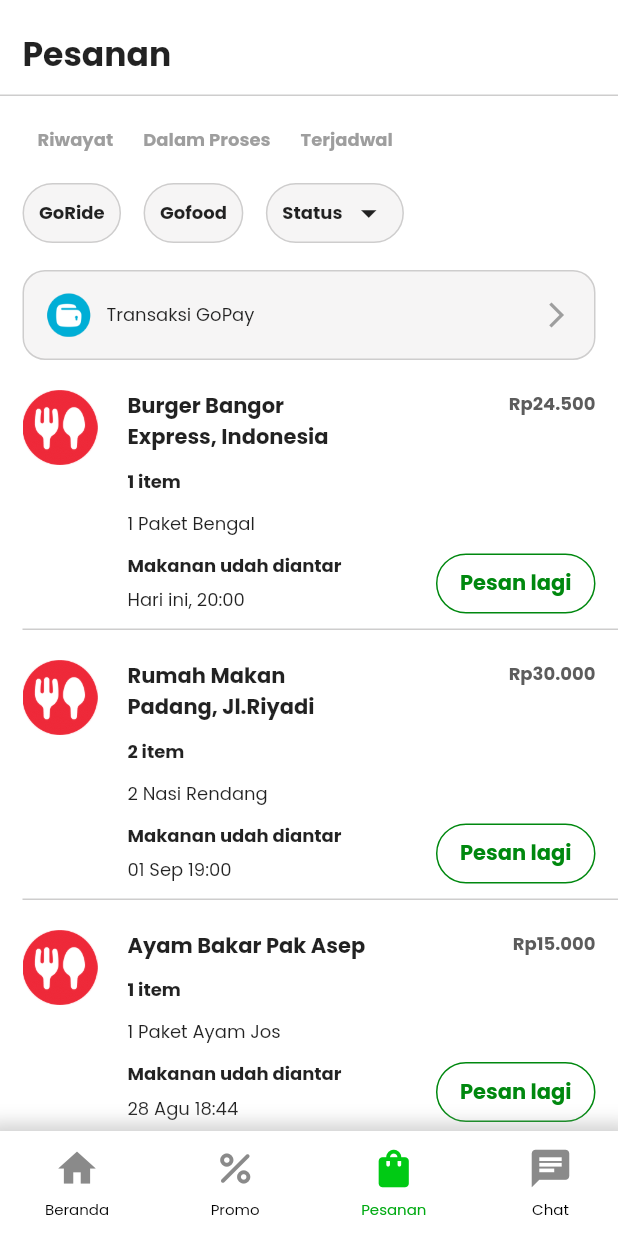
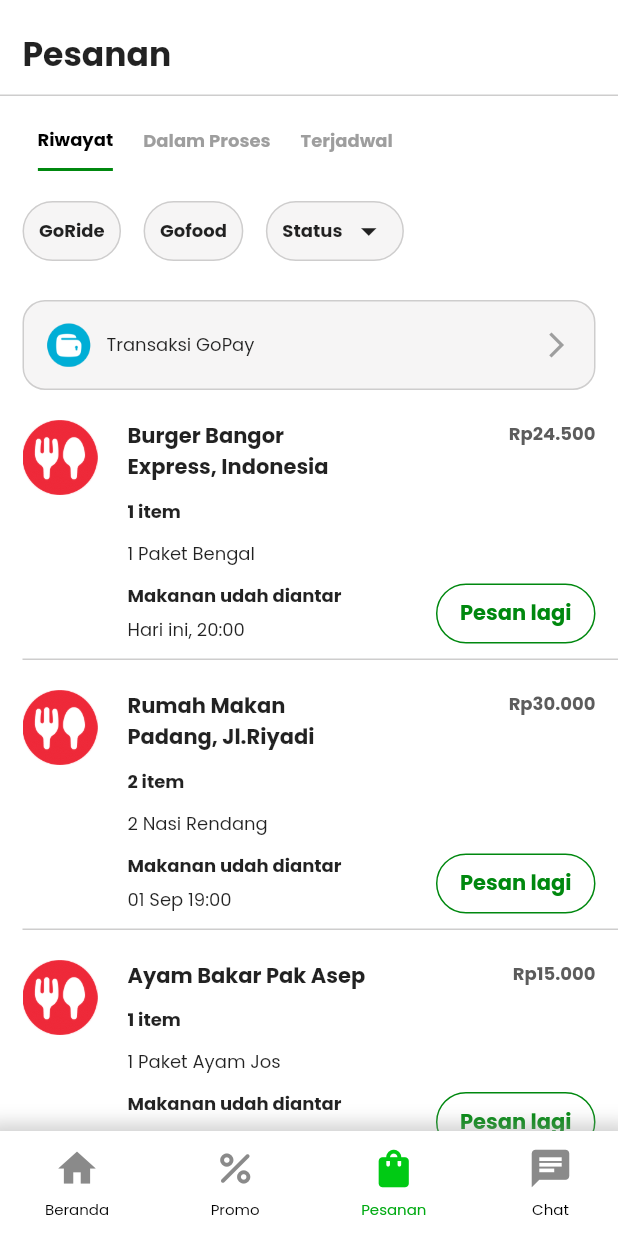
Before and after one commit to zakoraa/gojek-clone, a Flutter app: the screen it shows after launch, item 3 of the bottom bar chosen, on a phone screen of 412 x 824 dp. Run offline on Flutter 3.47's test engine with Material 2 defaults, Android fonts, the phone set to English and light mode, and no system bars; drawn by our look-alikes of auto_size_text; our stand-ins replace bloc, carousel_slider, dots_indicator, flutter_bloc, google_fonts.

Commit message:
[UPDATE] major update

```diff
--- /dev/null
+++ b/lib/module/order/blocCubit/order_page_cubit.dart
@@ -0,0 +1,8 @@
+import 'package:bloc/bloc.dart';
+
+enum OrderTab { riwayat, dalamProses, terjadwal }
+
+class OrderTabCubit extends Cubit<OrderTab> {
+  OrderTabCubit() : super(OrderTab.riwayat);
+  void selectTab(OrderTab selectedTab) => emit(selectedTab);
+}
--- a/lib/module/order/view/order_view.dart
+++ b/lib/module/order/view/order_view.dart
@@ -23,7 +23,7 @@
                 child: Column(
                   children: [
                     const SizedBox(
-                      height: 180.0,
+                      height: 200.0,
                     ),
                     const GopayTransaction(),
                     Column(
--- a/lib/module/order/widget/app_bar_order.dart
+++ b/lib/module/order/widget/app_bar_order.dart
@@ -1,4 +1,6 @@
 import 'package:flutter/material.dart';
+import 'package:flutter_bloc/flutter_bloc.dart';
+import 'package:gojek/module/order/blocCubit/order_page_cubit.dart';
 import 'package:gojek/shared/theme/color.dart';
 
 class AppBarOrder extends StatelessWidget {
@@ -11,11 +13,13 @@
       "Dalam Proses": "Gofood",
       "Terjadwal": "Status"
     };
-    return Positioned(
+    return BlocProvider(
+        create: (context) => OrderTabCubit(),
+        child: Positioned(
           top: 0,
           left: 0,
           child: Container(
-        height: 170,
+            height: 180,
             width: MediaQuery.of(context).size.width,
             decoration: const BoxDecoration(
               color: Colors.white,
@@ -49,16 +53,39 @@
                   child: Row(
                     children: List.generate(
                       appBarMap.length,
-                  (index) => Padding(
+                      (index) => BlocBuilder<OrderTabCubit, OrderTab>(
+                          builder: (context, state) => GestureDetector(
+                                onTap: () => context
+                                    .read<OrderTabCubit>()
+                                    .selectTab(OrderTab.values[index]),
+                                child: Padding(
                                   padding: const EdgeInsets.only(right: 20),
-                    child: Text(
+                                  child: Column(
+                                    children: [
+                                      Text(
                                         appBarMap.keys.elementAt(index),
-                      style: const TextStyle(
+                                        style: TextStyle(
                                             fontWeight: FontWeight.bold,
                                             fontSize: 12,
-                          color: Colors.grey),
+                                            color:
+                                                state == OrderTab.values[index]
+                                                    ? Colors.black
+                                                    : Colors.grey),
+                                      ),
+                                      const SizedBox(
+                                        height: 10.0,
+                                      ),
+                                      state == OrderTab.values[index]
+                                          ? Container(
+                                              width: 50,
+                                              height: 2,
+                                              color: CustomColor.darkGreen,
+                                            )
+                                          : const SizedBox.shrink()
+                                    ],
                                   ),
                                 ),
+                              )),
                     ),
                   ),
                 ),
@@ -76,13 +103,16 @@
                           height: 40,
                           decoration: BoxDecoration(
                               color: CustomColor.lightGrey,
-                          border: Border.all(width: 1, color: CustomColor.grey),
+                              border:
+                                  Border.all(width: 1, color: CustomColor.grey),
                               borderRadius: BorderRadius.circular(20)),
                           child: Center(
                               child: index == appBarMap.length - 1
                                   ? Row(
-                                  crossAxisAlignment: CrossAxisAlignment.center,
-                                  mainAxisAlignment: MainAxisAlignment.center,
+                                      crossAxisAlignment:
+                                          CrossAxisAlignment.center,
+                                      mainAxisAlignment:
+                                          MainAxisAlignment.center,
                                       children: [
                                         Text(
                                           appBarMap.values
@@ -112,6 +142,6 @@
               ],
             ),
           ),
-    );
+        ));
   }
 }
--- a/lib/module/promo/widget/header_promo.dart
+++ b/lib/module/promo/widget/header_promo.dart
@@ -39,10 +39,7 @@
                     color: Colors.white,
                     borderRadius: BorderRadius.circular(10),
                     boxShadow: [
-                      BoxShadow(
-                          color: CustomColor.boxShadow,
-                          spreadRadius: 1,
-                          blurRadius: 2)
+                      BoxShadow(color: CustomColor.boxShadow, blurRadius: 2)
                     ]),
                 child: Column(
                   crossAxisAlignment: CrossAxisAlignment.start,
--- a/lib/shared/blocs/buildPageCubit/build_page_cubit.dart
+++ b/lib/shared/blocs/buildPageCubit/build_page_cubit.dart
@@ -5,5 +5,5 @@
 class BuildPageCubit extends Cubit<BottomNavBarTab> {
   BuildPageCubit() : super(BottomNavBarTab.beranda);
 
-  void selectedPage(BottomNavBarTab selectedTab) => emit(selectedTab);
+  void selectPage(BottomNavBarTab selectedPage) => emit(selectedPage);
 }
--- a/lib/shared/widgets/bottom_navbar.dart
+++ b/lib/shared/widgets/bottom_navbar.dart
@@ -15,13 +15,11 @@
       "Chat": Icons.chat
     };
 
-    return BlocBuilder<BuildPageCubit, BottomNavBarTab>(
-        builder: (context, state) => Positioned(
+    return Positioned(
         bottom: 0,
         left: 0,
         child: Container(
-                padding:
-                    const EdgeInsets.symmetric(horizontal: 30, vertical: 10),
+          padding: const EdgeInsets.symmetric(horizontal: 30, vertical: 10),
           height: 70,
           width: MediaQuery.of(context).size.width,
           decoration: BoxDecoration(
@@ -40,19 +38,18 @@
               mainAxisAlignment: MainAxisAlignment.spaceBetween,
               children: List.generate(
                 bottomNavbar.length,
-                        (index) => GestureDetector(
+                (index) => BlocBuilder<BuildPageCubit, BottomNavBarTab>(
+                    builder: (context, state) => GestureDetector(
                           onTap: () => context
                               .read<BuildPageCubit>()
-                                  .selectedPage(BottomNavBarTab.values[index]),
+                              .selectPage(BottomNavBarTab.values[index]),
                           child: SizedBox(
                             child: Column(
                               children: [
                                 Icon(
                                   bottomNavbar.values.elementAt(index),
-                                      color:
-                                          state == BottomNavBarTab.values[index]
-                                              ? const Color.fromARGB(
-                                                  255, 0, 202, 20)
+                                  color: state == BottomNavBarTab.values[index]
+                                      ? const Color.fromARGB(255, 0, 202, 20)
                                       : const Color.fromARGB(
                                           255, 138, 138, 138),
                                   size: 30,
@@ -66,8 +63,8 @@
                                   maxLines: 1,
                                   style: TextStyle(
                                       fontSize: 10,
-                                          color: state ==
-                                                  BottomNavBarTab.values[index]
+                                      color:
+                                          state == BottomNavBarTab.values[index]
                                               ? const Color(0xFF00AA12)
                                               : Colors.black),
                                 )
```
Also changed, not shown: assets/images/dalam-proses.jpeg (added), assets/images/terjadwal.jpg (added). Lines whose indentation alone changed are shown as unchanged.
